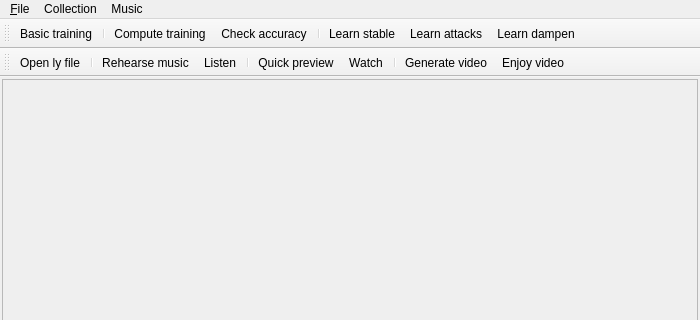
Qt form python/vivi_mainwindow_gui.ui (gperciva/vivi) before a commit; both pictures show x 0 to 700 and y 0 to 320 of the 700 by 600 pixel window.
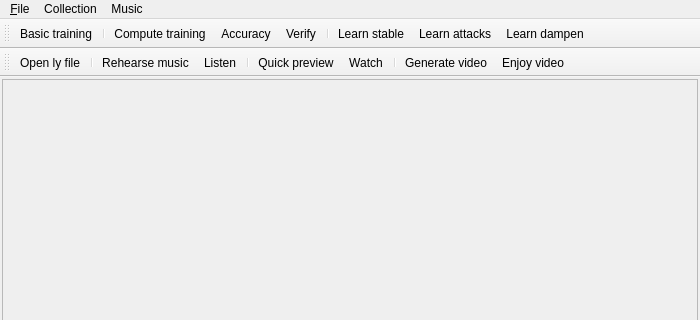
The same form after that commit.

Commit message: GUI setup for verify

Diff of the .ui file:
```diff
--- a/python/vivi_mainwindow_gui.ui
+++ b/python/vivi_mainwindow_gui.ui
@@ -116,6 +116,7 @@
    <addaction name="separator"/>
    <addaction name="actionCompute"/>
    <addaction name="actionCheck_accuracy"/>
+   <addaction name="actionVerify"/>
    <addaction name="separator"/>
    <addaction name="actionLearn_stable"/>
    <addaction name="actionLearn_attacks"/>
@@ -187,7 +188,7 @@
   </action>
   <action name="actionCheck_accuracy">
    <property name="text">
-    <string>Check accuracy</string>
+    <string>Accuracy</string>
    </property>
    <property name="shortcut">
     <string>A</string>
@@ -265,6 +266,14 @@
     <string>N</string>
    </property>
   </action>
+  <action name="actionVerify">
+   <property name="text">
+    <string>Verify</string>
+   </property>
+   <property name="shortcut">
+    <string>J</string>
+   </property>
+  </action>
  </widget>
  <resources/>
  <connections>
```
Left out of the diff: 2 changed lines with no effect on the pictures. The commit also changes 7 other files.
